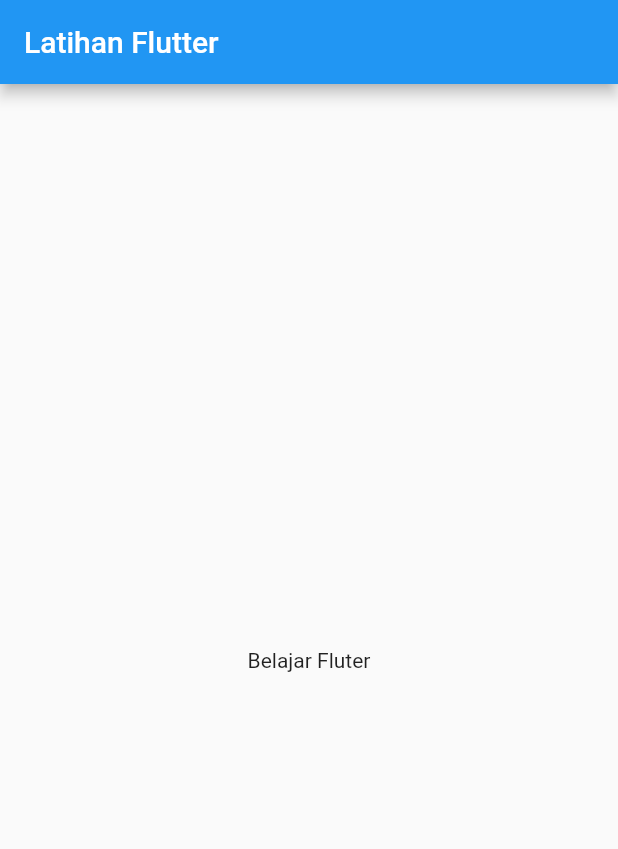
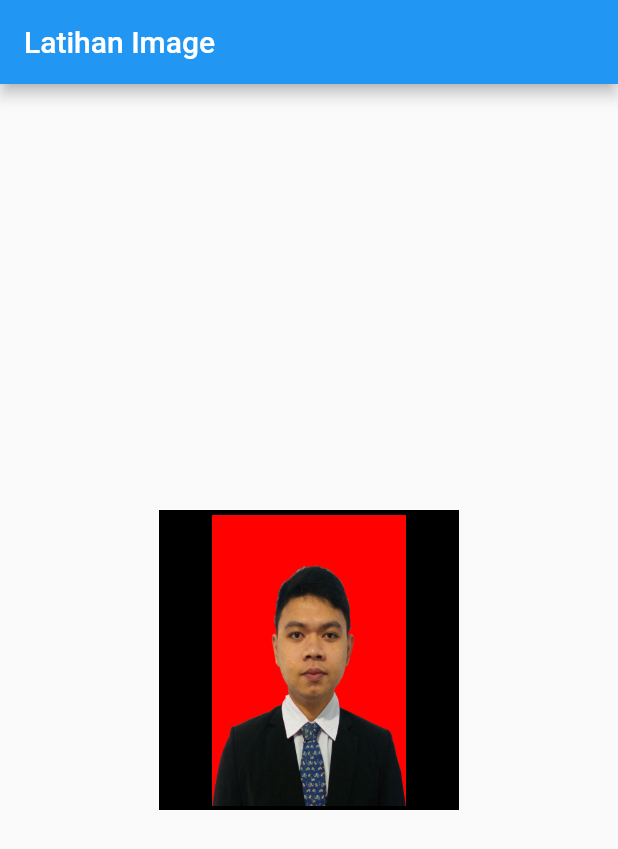
Before and after one commit to Balajar-DM/Flutter-Learn, a Flutter app: the screen it shows after launch, on a phone screen of 412 x 824 dp. Shown: the top 849 px of the screen. Run offline on Flutter 3.47's test engine with Material 2 defaults, Android fonts, the phone set to English and light mode, and no system bars.

Commit message:
Latihan Image

```diff
--- a/lib/main.dart
+++ b/lib/main.dart
@@ -8,9 +8,21 @@ class MyApp extends StatelessWidget {
     return MaterialApp(
       home: Scaffold(
         appBar: AppBar(
-          title: Text("Latihan Flutter"),
+          title: Text("Latihan Image"),
         ),
-        body: Center(child: Text("Belajar Fluter")),
+        body: Center(
+          child: Container(
+            color: Colors.black,
+            width: 200,
+            height: 200,
+            padding: EdgeInsets.all(3),
+            child: Image(
+              image: AssetImage("images/dion.jpg"),
+              fit: BoxFit.contain,
+              //repeat: ImageRepeat.repeat,
+            ),
+          ),
+        ),
       ),
     );
   }
--- a/pubspec.yaml
+++ b/pubspec.yaml
@@ -45,8 +45,8 @@ flutter:
   uses-material-design: true
 
   # To add assets to your application, add an assets section, like this:
-  # assets:
-  #   - images/a_dot_burr.jpeg
+  assets:
+    - images/dion.jpg
   #   - images/a_dot_ham.jpeg
 
   # An image asset can refer to one or more resolution-specific "variants", see
```
Also changed, not shown: images/dion.jpg (added).
